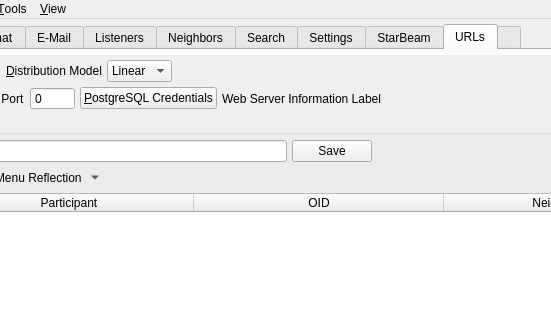
Before: the Qt Designer form branches/trunk/UI/spot-on-controlcenter.ui in textbrowser/spot-on, drawn with Qt 5; both pictures show x 82 to 633 and y 0 to 320 of the 800 by 600 pixel window.
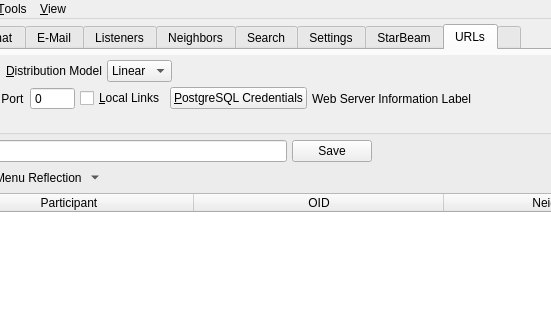
After: the same form once the commit is applied. The open tabs and pages were chosen to show the change. Icons and pictures are not drawn. Custom widgets are drawn as their Qt base class.

The edit to the form file:
```diff
--- a/branches/trunk/UI/spot-on-controlcenter.ui
+++ b/branches/trunk/UI/spot-on-controlcenter.ui
@@ -7625,6 +7625,16 @@
                 </property>
                </widget>
               </item>
+              <item>
+               <widget class="QCheckBox" name="web_server_serve_local_content">
+                <property name="toolTip">
+                 <string>Allow access to locally-stored content.</string>
+                </property>
+                <property name="text">
+                 <string>&amp;Local Links</string>
+                </property>
+               </widget>
+              </item>
               <item>
                <widget class="QPushButton" name="postgresql_credentials">
                 <property name="text">
```
Left out of the diff: 4 changed lines with no effect on the pictures.
